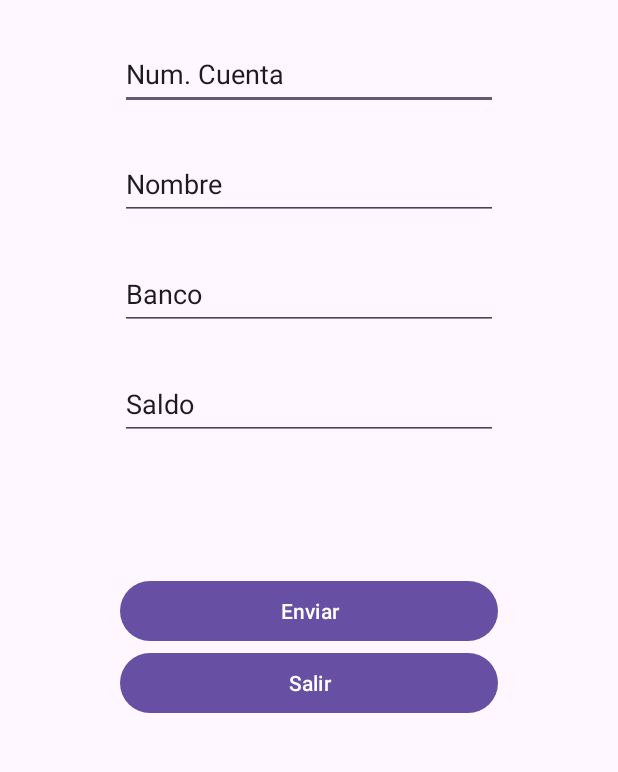
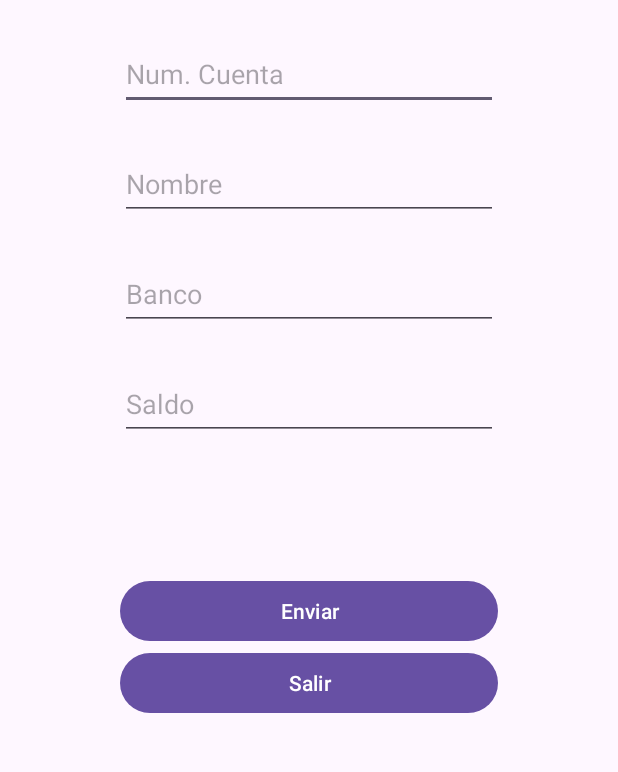
Before and after one commit to JRSALCIDO/ExamenUnidad1, an Android app: the screen it shows after launch (MainActivity), on a phone screen of 412 x 824 dp, the part 253-1025 px from its top. Run offline under Robolectric (Android 15) with nearby library versions, the light colour scheme and no system bars.

Commit message:
Se programo el mainActtivity

```diff
--- a/app/src/main/java/com/example/examenunidad1/CuentaBanco.java
+++ b/app/src/main/java/com/example/examenunidad1/CuentaBanco.java
@@ -10,5 +10,7 @@ public class CuentaBanco extends AppCompatActivity {
     protected void onCreate(Bundle savedInstanceState) {
         super.onCreate(savedInstanceState);
         setContentView(R.layout.activity_cuenta_banco);
+
+
     }
 }
--- a/app/src/main/java/com/example/examenunidad1/MainActivity.java
+++ b/app/src/main/java/com/example/examenunidad1/MainActivity.java
@@ -1,14 +1,61 @@
 package com.example.examenunidad1;
 
+import android.content.Intent;
+import android.os.Bundle;
+import android.view.View;
+import android.widget.Button;
+import android.widget.EditText;
+import android.app.AlertDialog;
+import android.content.DialogInterface;
 import androidx.appcompat.app.AppCompatActivity;
 
-import android.os.Bundle;
+public class MainActivity extends AppCompatActivity {
 
-public class MainActivity extends AppCompatActivity {
+    private EditText num, nombre, banco, saldo;
+    private Button enviar, salir;
 
     @Override
     protected void onCreate(Bundle savedInstanceState) {
         super.onCreate(savedInstanceState);
         setContentView(R.layout.activity_main);
+
+        num = findViewById(R.id.num);
+        nombre = findViewById(R.id.nombre);
+        banco = findViewById(R.id.banco);
+        saldo = findViewById(R.id.saldo);
+        enviar = findViewById(R.id.Enviar);
+        salir = findViewById(R.id.salir);
+
+        enviar.setOnClickListener(new View.OnClickListener() {
+            @Override
+            public void onClick(View v) {
+
+                Intent intent = new Intent(MainActivity.this, CuentaBanco.class);
+
+                intent.putExtra("num", num.getText().toString());
+                intent.putExtra("nombre", nombre.getText().toString());
+                intent.putExtra("banco", banco.getText().toString());
+                intent.putExtra("saldo", saldo.getText().toString());
+
+                startActivity(intent);
+            }
+        });
+
+        salir.setOnClickListener(new View.OnClickListener() {
+            @Override
+            public void onClick(View v) {
+                new AlertDialog.Builder(MainActivity.this)
+                        .setTitle("Confirmar salida")
+                        .setMessage("¿Estás seguro de que quieres salir?")
+                        .setNegativeButton(android.R.string.no, null)
+                        .setPositiveButton(android.R.string.yes, new DialogInterface.OnClickListener() {
+
+                            public void onClick(DialogInterface arg0, int arg1) {
+                                MainActivity.super.onBackPressed();
+                            }
+                        }).create().show();
+            }
+        });
+
     }
 }
--- a/app/src/main/res/layout/activity_cuenta_banco.xml
+++ b/app/src/main/res/layout/activity_cuenta_banco.xml
@@ -79,7 +79,8 @@
             android:id="@+id/cantidad"
             android:layout_width="match_parent"
             android:layout_height="wrap_content"
-            android:text=""
+            android:hint="Cantidad"
+            android:inputType="numberDecimal"
             android:enabled="true" />
     </LinearLayout>
         <LinearLayout
--- a/app/src/main/res/layout/activity_main.xml
+++ b/app/src/main/res/layout/activity_main.xml
@@ -40,15 +40,17 @@
                 android:id="@+id/num"
                 android:layout_width="match_parent"
                 android:layout_height="wrap_content"
-                android:text="@string/num"
+                android:hint="@string/num"
                 android:minHeight="48dp"
+                android:inputType="number"
                 android:enabled="true"
                 android:layout_marginTop="25dp"/>
             <EditText
                 android:id="@+id/nombre"
                 android:layout_width="match_parent"
                 android:layout_height="wrap_content"
-                android:text="@string/nombre"
+                android:hint="@string/nombre"
+                android:singleLine="true"
                 android:minHeight="48dp"
                 android:enabled="true"
                 android:layout_marginTop="25dp"/>
@@ -56,7 +58,8 @@
                 android:id="@+id/banco"
                 android:layout_width="match_parent"
                 android:layout_height="wrap_content"
-                android:text="@string/banco"
+                android:hint="@string/banco"
+                android:singleLine="true"
                 android:minHeight="48dp"
                 android:enabled="true"
                 android:layout_marginTop="25dp"/>
@@ -64,8 +67,9 @@
                 android:id="@+id/saldo"
                 android:layout_width="match_parent"
                 android:layout_height="wrap_content"
-                android:text="@string/saldo"
+                android:hint="@string/saldo"
                 android:minHeight="48dp"
+                android:inputType="numberDecimal"
                 android:enabled="true"
                 android:layout_marginTop="25dp"/>
 
```
